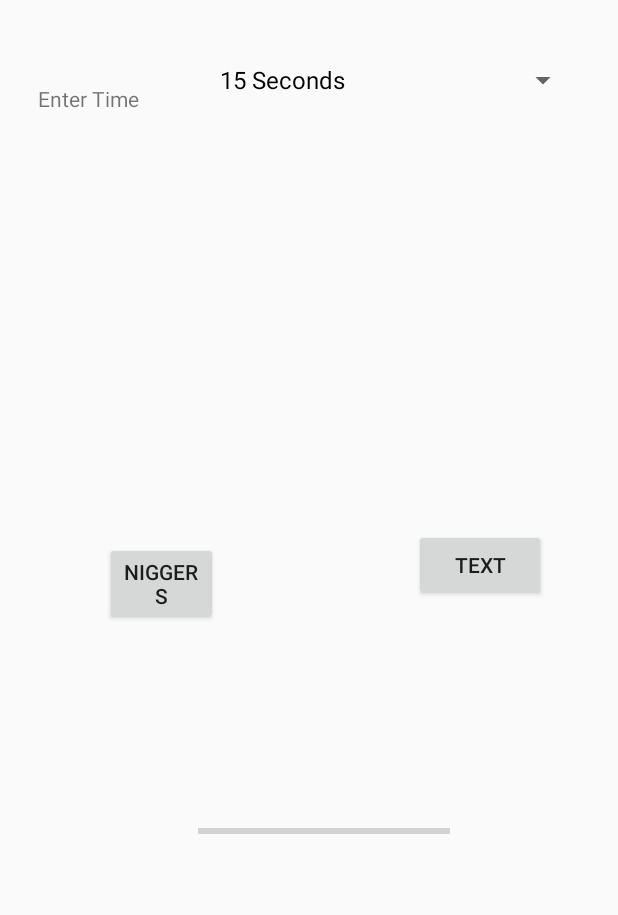
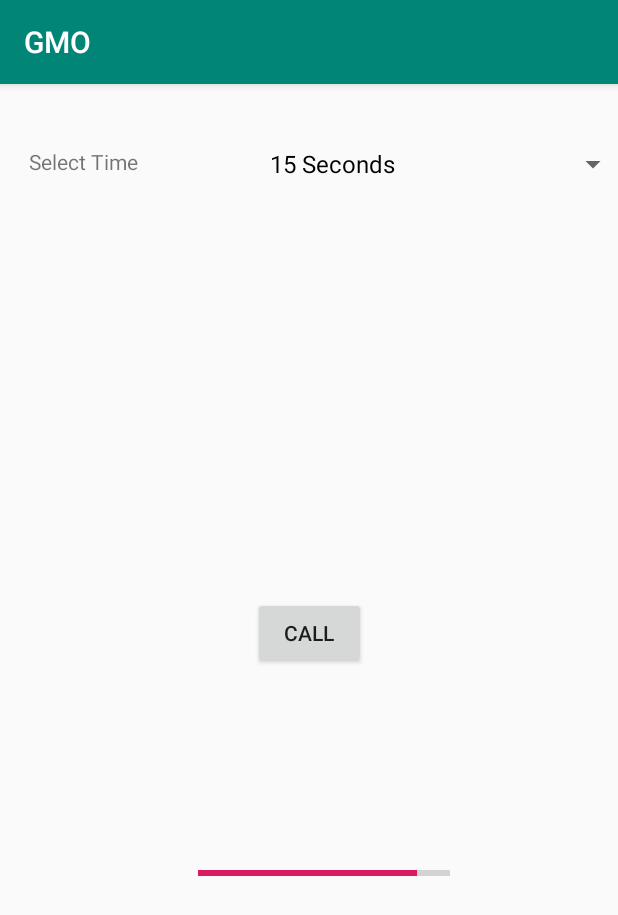
Before and after one commit to AHHHHHHHHHH/getmeout-, an Android app: the screen it shows after launch (MainActivity), after a tap on "CALL", on a phone screen of 412 x 824 dp. Shown: the top 915 px of the screen. Run offline under Robolectric (Android 15) with nearby library versions, the phone set to English and light mode, and no system bars; Roboto replaces fonts that are not available here.

Commit message:
holy shit nigger I actually got it working I'm such a chad

```diff
--- a/app/src/main/java/com/example/grant/gmo/MainActivity.java
+++ b/app/src/main/java/com/example/grant/gmo/MainActivity.java
@@ -1,38 +1,25 @@
 package com.example.grant.gmo;
 
 import android.app.Activity;
+import android.os.CountDownTimer;
 import android.support.v7.app.AppCompatActivity;
 import android.os.Bundle;
 import android.app.Activity;
 import android.os.Bundle;
 import android.os.Handler;
 import android.view.View;
+import android.widget.Adapter;
+import android.widget.AdapterView;
 import android.widget.Button;
 import android.widget.EditText;
+import android.widget.ProgressBar;
 import android.widget.Spinner;
 import android.widget.ArrayAdapter;
 import android.widget.TextView;
 
-public class MainActivity extends Activity {
-    TextView timerTextView;
-    long startTime = 0;
-
-    //runs without a timer by reposting this handler at the end of the runnable
-    Handler timerHandler = new Handler();
-    Runnable timerRunnable = new Runnable() {
-
-        @Override
-        public void run() {
-            long millis = System.currentTimeMillis() - startTime;
-            int seconds = (int) (millis / 1000);
-            int minutes = seconds / 60;
-            seconds = seconds % 60;
-
-            timerTextView.setText(String.format("%d:%02d", minutes, seconds));
-
-            timerHandler.postDelayed(this, 500);
-        }
-    };
+public class MainActivity extends AppCompatActivity {
+        private long timer = 30000;
+        private long timeleft;
 
     @Override
     protected void onCreate(Bundle savedInstanceState) {
@@ -42,10 +29,40 @@ public class MainActivity extends Activity {
         String[] items = new String[]{"15 Seconds", "30 Seconds", "1 Minute", "2 Minutes", "5 Minutes"};
         ArrayAdapter<String> adapter = new ArrayAdapter<>(this, android.R.layout.simple_spinner_dropdown_item, items);
         spinner.setAdapter(adapter);
-    }
-    public void buttonOnClick(View v) {
-        Button button = (Button) v;
-        ((Button) v).setText("niggers");
+        ProgressBar bar = findViewById(R.id.progressBar);
+        bar.setMax(100);
+        bar.setProgress(100);
 
     }
+    public void ButtonOnClick(View v) {
+        startTimer();
+    }
+    public void startTimer() {
+        final ProgressBar bar = findViewById(R.id.progressBar);
+        Spinner spinner = findViewById(R.id.spinner);
+        String text = spinner.getSelectedItem().toString();
+        if (text.indexOf("Second") != -1) {
+            timer = 1000 * Long.parseLong(text.split(" ")[0]);
+        } else {
+            timer = 1000 * 60 * Long.parseLong(text.split(" ")[0]);
+        }
+        bar.setMax((int)timer);
+        timeleft = new Long(timer);
+        CountDownTimer countDownTimer = new CountDownTimer(timer, 1000) {
+            @Override
+            public void onTick(long l) {
+                timeleft-=1000;
+                bar.setProgress((int)timeleft);
+            }
+            @Override
+            public void onFinish() {
+                fakecall();
+            }
+        }.start();
+    }
+    public void fakecall() {
+        Button button = findViewById(R.id.button);
+        button.setText("This is where we fake call");
+        return;
+    }
 }
--- a/app/src/main/res/layout/activity_main.xml
+++ b/app/src/main/res/layout/activity_main.xml
@@ -14,27 +14,13 @@
         android:layout_marginTop="8dp"
         android:layout_marginEnd="8dp"
         android:layout_marginBottom="8dp"
-        android:onClick="buttonOnClick"
+        android:onClick="ButtonOnClick"
         android:text="CALL"
         app:layout_constraintBottom_toTopOf="@+id/progressBar"
-        app:layout_constraintEnd_toStartOf="@+id/button2"
-        app:layout_constraintHorizontal_bias="0.337"
+        app:layout_constraintEnd_toEndOf="parent"
         app:layout_constraintStart_toStartOf="parent"
         app:layout_constraintTop_toBottomOf="@+id/textView4"
         app:layout_constraintVertical_bias="0.76" />
-
-    <Button
-        android:id="@+id/button2"
-        android:layout_width="wrap_content"
-        android:layout_height="wrap_content"
-        android:layout_marginTop="8dp"
-        android:layout_marginEnd="48dp"
-        android:layout_marginBottom="8dp"
-        android:text="TEXT"
-        app:layout_constraintBottom_toTopOf="@+id/progressBar"
-        app:layout_constraintEnd_toEndOf="parent"
-        app:layout_constraintTop_toBottomOf="@+id/spinner"
-        app:layout_constraintVertical_bias="0.713" />
 
     <ProgressBar
         android:id="@+id/progressBar"
@@ -56,16 +42,16 @@
         android:layout_width="76dp"
         android:layout_height="24dp"
         android:layout_marginStart="8dp"
-        android:layout_marginTop="8dp"
+        android:layout_marginTop="32dp"
         android:layout_marginEnd="4dp"
-        android:layout_marginBottom="132dp"
-        android:text="Enter Time"
-        app:layout_constraintBottom_toTopOf="@+id/button2"
+        android:layout_marginBottom="8dp"
+        android:text="Select Time"
+        app:layout_constraintBottom_toTopOf="@+id/progressBar"
         app:layout_constraintEnd_toStartOf="@+id/spinner"
-        app:layout_constraintHorizontal_bias="0.347"
+        app:layout_constraintHorizontal_bias="0.133"
         app:layout_constraintStart_toStartOf="parent"
         app:layout_constraintTop_toTopOf="parent"
-        app:layout_constraintVertical_bias="0.253" />
+        app:layout_constraintVertical_bias="0.024" />
 
     <Spinner
         android:id="@+id/spinner"
```
